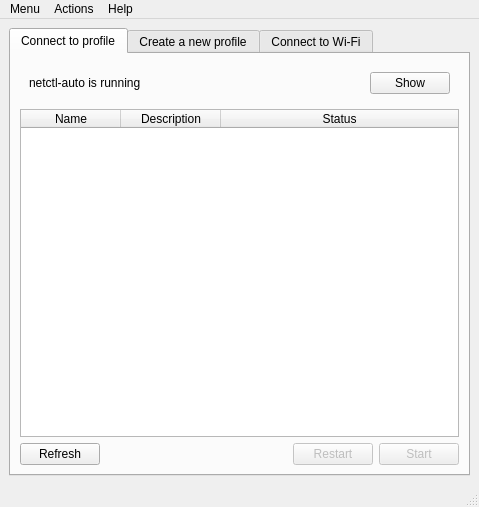
Old version of the form sources/gui/src/mainwindow.ui in the repository arcan1s/netctl-gui.
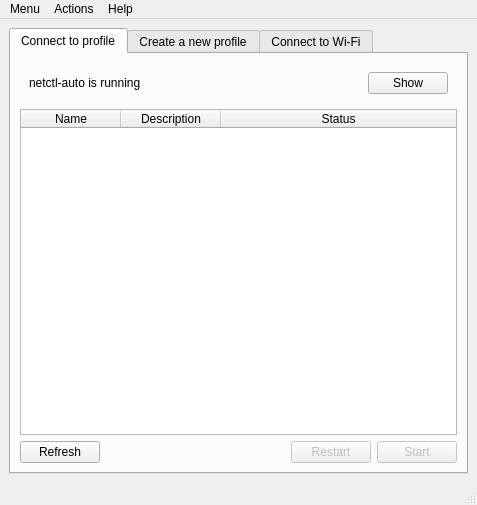
New version of the form. Icons and pictures are not drawn.

```diff
--- a/sources/gui/src/mainwindow.ui
+++ b/sources/gui/src/mainwindow.ui
@@ -6,8 +6,8 @@
    <rect>
     <x>0</x>
     <y>0</y>
-    <width>479</width>
-    <height>507</height>
+    <width>477</width>
+    <height>505</height>
    </rect>
   </property>
   <property name="windowTitle">
@@ -367,7 +367,7 @@
     <rect>
      <x>0</x>
      <y>0</y>
-     <width>479</width>
+     <width>477</width>
      <height>22</height>
     </rect>
    </property>
```
Left out of the diff: 13 changed lines with no effect on the pictures.
